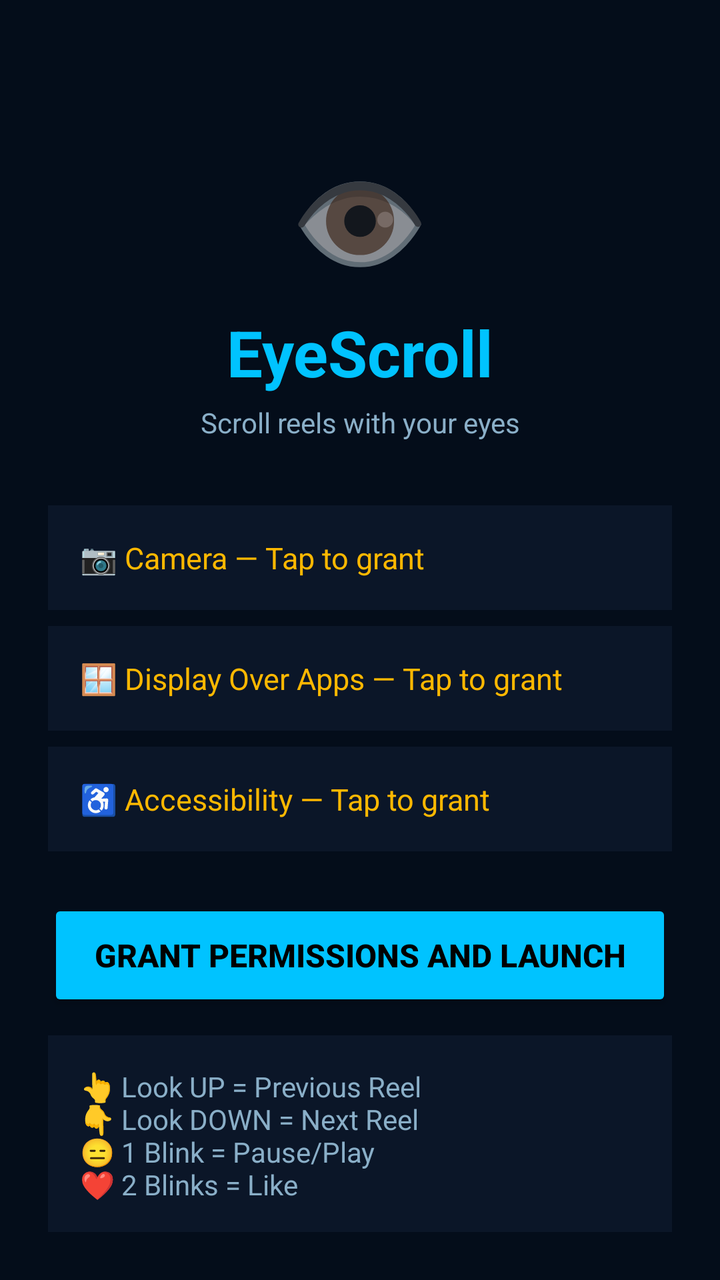
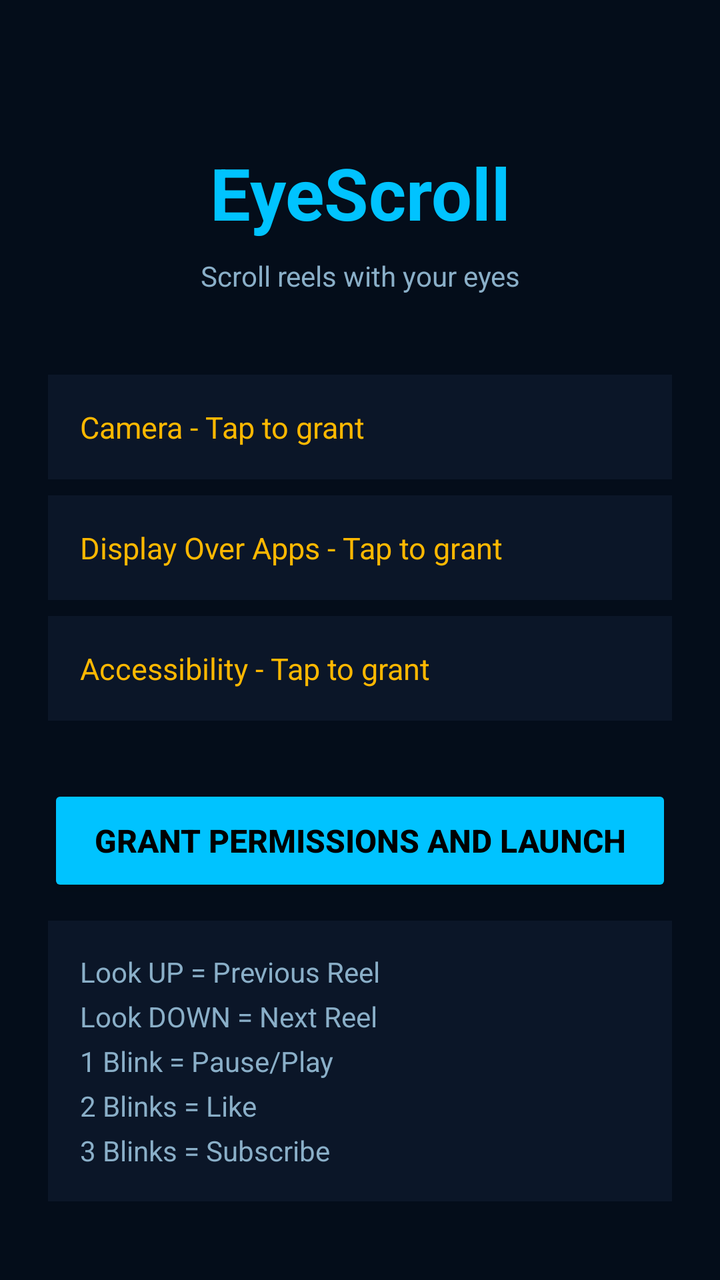

An Android layout rendered at two revisions. The XML below is the earlier revision; the diff shows what the commit changed to produce the second picture.
<!-- AndroidManifest.xml: application theme Theme.EyeScroll -->
<!-- res/layout/activity_main.xml -->
<?xml version="1.0" encoding="utf-8"?>
<LinearLayout
    xmlns:android="http://schemas.android.com/apk/res/android"
    android:layout_width="match_parent"
    android:layout_height="match_parent"
    android:orientation="vertical"
    android:padding="24dp"
    android:background="#040D1A"
    android:gravity="center_horizontal">

    <TextView
        android:layout_width="wrap_content"
        android:layout_height="wrap_content"
        android:text="👁"
        android:textSize="56sp"
        android:gravity="center"
        android:layout_marginTop="48dp"/>

    <TextView
        android:layout_width="wrap_content"
        android:layout_height="wrap_content"
        android:text="EyeScroll"
        android:textSize="32sp"
        android:textStyle="bold"
        android:textColor="#00C3FF"
        android:gravity="center"
        android:layout_marginTop="8dp"/>

    <TextView
        android:layout_width="wrap_content"
        android:layout_height="wrap_content"
        android:text="Scroll reels with your eyes"
        android:textSize="14sp"
        android:textColor="#8AAFC8"
        android:gravity="center"
        android:layout_marginTop="4dp"
        android:layout_marginBottom="32dp"/>

    <TextView
        android:id="@+id/status_camera"
        android:layout_width="match_parent"
        android:layout_height="wrap_content"
        android:text="📷 Camera — Tap to grant"
        android:textSize="15sp"
        android:textColor="#FFB800"
        android:padding="16dp"
        android:background="#0B1628"
        android:layout_marginBottom="8dp"/>

    <TextView
        android:id="@+id/status_overlay"
        android:layout_width="match_parent"
        android:layout_height="wrap_content"
        android:text="🪟 Display Over Apps — Tap to grant"
        android:textSize="15sp"
        android:textColor="#FFB800"
        android:padding="16dp"
        android:background="#0B1628"
        android:layout_marginBottom="8dp"/>

    <TextView
        android:id="@+id/status_accessibility"
        android:layout_width="match_parent"
        android:layout_height="wrap_content"
        android:text="♿ Accessibility — Tap to grant"
        android:textSize="15sp"
        android:textColor="#FFB800"
        android:padding="16dp"
        android:background="#0B1628"
        android:layout_marginBottom="24dp"/>

    <Button
        android:id="@+id/btn_launch"
        android:layout_width="match_parent"
        android:layout_height="56dp"
        android:text="Grant Permissions and Launch"
        android:textSize="16sp"
        android:textStyle="bold"
        android:textColor="#000000"
        android:backgroundTint="#00C3FF"
        android:layout_marginBottom="12dp"/>

    <Button
        android:id="@+id/btn_stop"
        android:layout_width="match_parent"
        android:layout_height="48dp"
        android:text="Stop EyeScroll"
        android:textSize="14sp"
        android:textColor="#D8EEFF"
        android:backgroundTint="#22FFFFFF"
        android:layout_marginBottom="24dp"
        android:visibility="gone"/>

    <TextView
        android:layout_width="match_parent"
        android:layout_height="wrap_content"
        android:text="👆 Look UP = Previous Reel&#10;👇 Look DOWN = Next Reel&#10;😑 1 Blink = Pause/Play&#10;❤ 2 Blinks = Like&#10;🔔 3 Blinks = Subscribe"
        android:textSize="14sp"
        android:textColor="#8AAFC8"
        android:padding="16dp"
        android:background="#0B1628"/>

</LinearLayout>
<!-- resources referenced by this layout -->
<resources>
  <style name="Theme.EyeScroll" parent="Theme.MaterialComponents.DayNight.NoActionBar">
          <item name="colorPrimary">#00C3FF</item>
          <item name="colorPrimaryVariant">#0088BB</item>
          <item name="colorOnPrimary">#000000</item>
          <item name="android:windowBackground">#040D1A</item>
          <item name="android:statusBarColor">#040D1A</item>
          <item name="android:navigationBarColor">#040D1A</item>
      </style>
</resources>

<!-- the commit's change to res/layout/activity_main.xml (unified diff, before → after) -->
@@ -11,20 +11,13 @@
     <TextView
         android:layout_width="wrap_content"
         android:layout_height="wrap_content"
-        android:text="👁"
-        android:textSize="56sp"
-        android:gravity="center"
-        android:layout_marginTop="48dp"/>
-
-    <TextView
-        android:layout_width="wrap_content"
-        android:layout_height="wrap_content"
         android:text="EyeScroll"
-        android:textSize="32sp"
+        android:textSize="36sp"
         android:textStyle="bold"
         android:textColor="#00C3FF"
         android:gravity="center"
-        android:layout_marginTop="8dp"/>
+        android:layout_marginTop="48dp"
+        android:layout_marginBottom="8dp"/>
 
     <TextView
         android:layout_width="wrap_content"
@@ -33,14 +26,13 @@
         android:textSize="14sp"
         android:textColor="#8AAFC8"
         android:gravity="center"
-        android:layout_marginTop="4dp"
-        android:layout_marginBottom="32dp"/>
+        android:layout_marginBottom="40dp"/>
 
     <TextView
         android:id="@+id/status_camera"
         android:layout_width="match_parent"
         android:layout_height="wrap_content"
-        android:text="📷 Camera — Tap to grant"
+        android:text="Camera - Tap to grant"
         android:textSize="15sp"
         android:textColor="#FFB800"
         android:padding="16dp"
@@ -51,7 +43,7 @@
         android:id="@+id/status_overlay"
         android:layout_width="match_parent"
         android:layout_height="wrap_content"
-        android:text="🪟 Display Over Apps — Tap to grant"
+        android:text="Display Over Apps - Tap to grant"
         android:textSize="15sp"
         android:textColor="#FFB800"
         android:padding="16dp"
@@ -62,12 +54,12 @@
         android:id="@+id/status_accessibility"
         android:layout_width="match_parent"
         android:layout_height="wrap_content"
-        android:text="♿ Accessibility — Tap to grant"
+        android:text="Accessibility - Tap to grant"
         android:textSize="15sp"
         android:textColor="#FFB800"
         android:padding="16dp"
         android:background="#0B1628"
-        android:layout_marginBottom="24dp"/>
+        android:layout_marginBottom="32dp"/>
 
     <Button
         android:id="@+id/btn_launch"
@@ -88,16 +80,17 @@
         android:textSize="14sp"
         android:textColor="#D8EEFF"
         android:backgroundTint="#22FFFFFF"
-        android:layout_marginBottom="24dp"
+        android:layout_marginBottom="32dp"
         android:visibility="gone"/>
 
     <TextView
         android:layout_width="match_parent"
         android:layout_height="wrap_content"
-        android:text="👆 Look UP = Previous Reel&#10;👇 Look DOWN = Next Reel&#10;😑 1 Blink = Pause/Play&#10;❤ 2 Blinks = Like&#10;🔔 3 Blinks = Subscribe"
+        android:text="Look UP = Previous Reel\nLook DOWN = Next Reel\n1 Blink = Pause/Play\n2 Blinks = Like\n3 Blinks = Subscribe"
         android:textSize="14sp"
         android:textColor="#8AAFC8"
         android:padding="16dp"
-        android:background="#0B1628"/>
+        android:background="#0B1628"
+        android:lineSpacingExtra="6dp"/>
 
 </LinearLayout>
